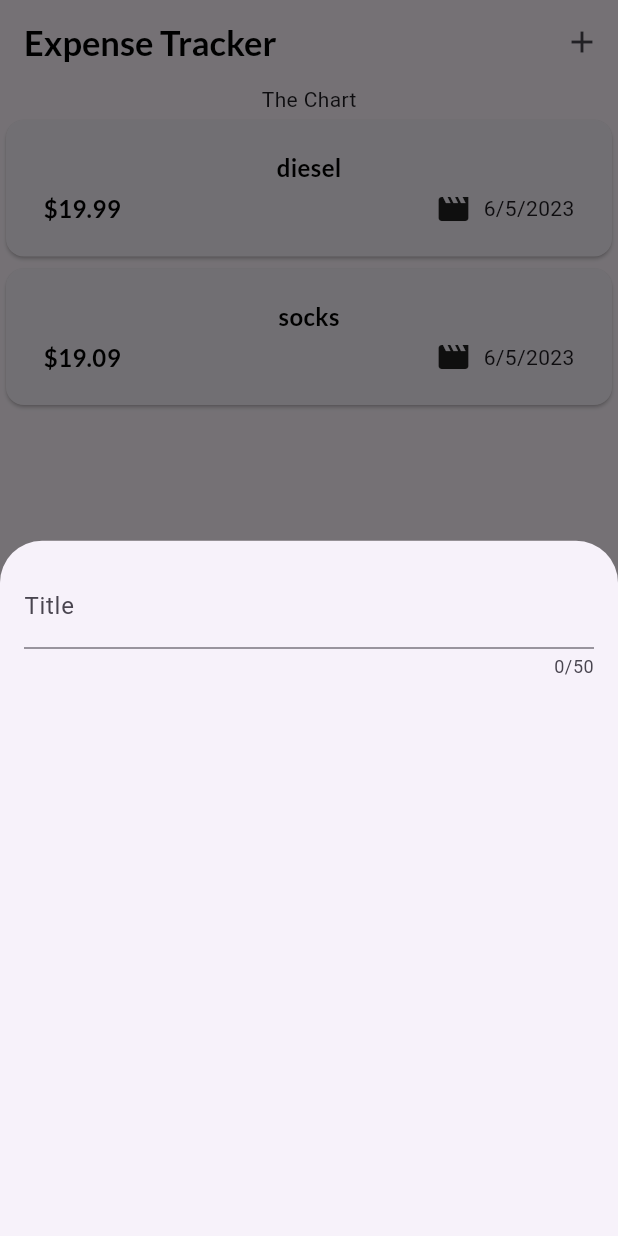
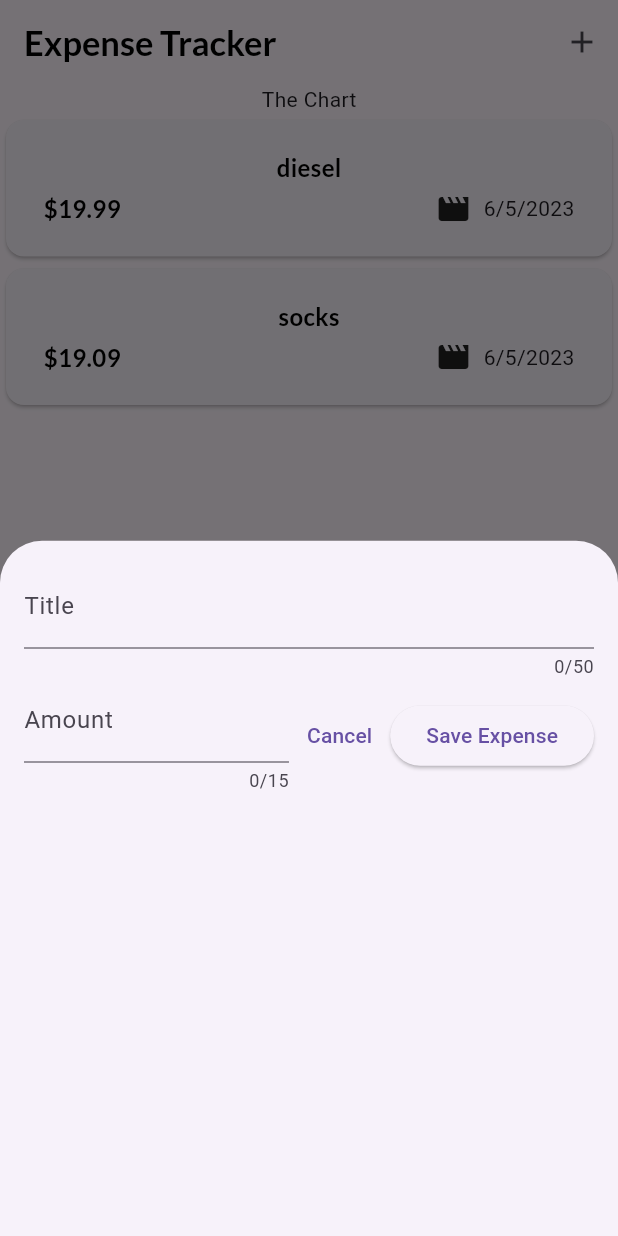
Before and after one commit to adeyemiiiii7/expeense_tracker, a Flutter app: the screen it shows after launch, after a tap on the "add" icon, on a phone screen of 412 x 824 dp. Run offline on Flutter 3.47's test engine with Material 2 defaults, Android fonts, the phone set to English and light mode, and no system bars; our stand-ins replace google_fonts.

Commit message:
modified:   lib/widgets/new_expense.dart

```diff
--- a/lib/widgets/new_expense.dart
+++ b/lib/widgets/new_expense.dart
@@ -1,4 +1,5 @@
 import 'package:flutter/material.dart';
+import 'dart:developer';
 
 class NewExpense extends StatefulWidget {
   const NewExpense({super.key});
@@ -8,18 +9,56 @@ class NewExpense extends StatefulWidget {
 }
 
 class _NewExpenseState extends State<NewExpense> {
-  void _saveTitleInput(String InputValue) {}
+  final _titleController = TextEditingController();
+  final _amountController = TextEditingController();
+
+  @override
+  void dispose() {
+    _titleController.dispose();
+    _amountController.dispose();
+    super.dispose();
+  }
+
   @override
   Widget build(BuildContext context) {
     return Padding(
-        padding: EdgeInsets.all(16),
+        padding: const EdgeInsets.all(16),
         child: Column(
           children: [
             TextField(
-              onChanged: _saveTitleInput,
+              controller: _titleController,
               maxLength: 50,
-              decoration: InputDecoration(label: Text('Title')),
-            )
+              decoration: const InputDecoration(label: Text('Title')),
+            ),
+            Row(
+              children: [
+                Expanded(
+                    child: TextField(
+                        controller: _amountController,
+                        maxLength: 15,
+                        keyboardType: TextInputType.number,
+                        decoration: const InputDecoration(
+                          prefixText: '\$',
+                          label: Text('Amount'),
+                        ))),
+                Row(
+                  children: [
+                    TextButton(
+                      onPressed: () {
+                        Navigator.pop(context);
+                      },
+                      child: const Text('Cancel'),
+                    ),
+                    ElevatedButton(
+                        onPressed: () {
+                          log(_titleController.text);
+                          log(_amountController.text);
+                        },
+                        child: const Text('Save Expense'))
+                  ],
+                )
+              ],
+            ),
           ],
         ));
   }
```
